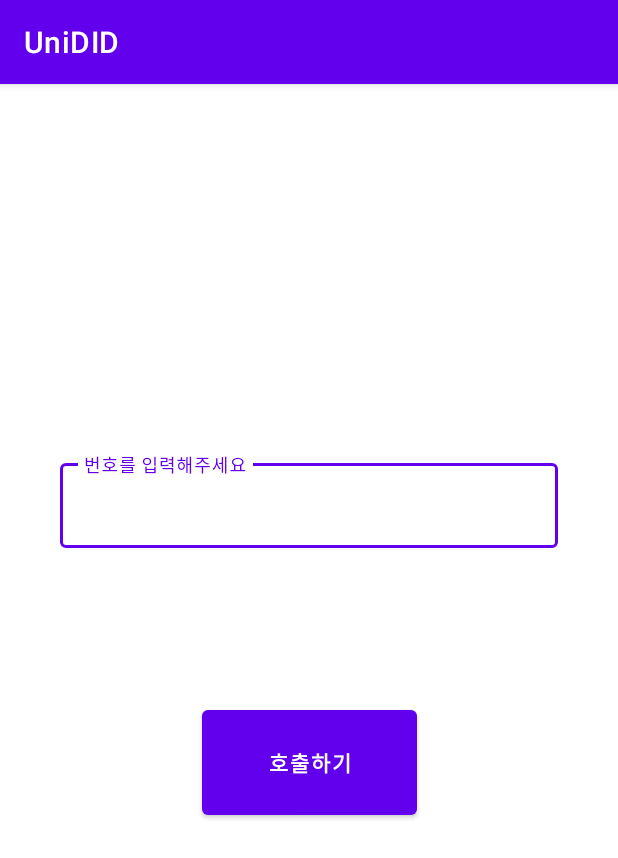
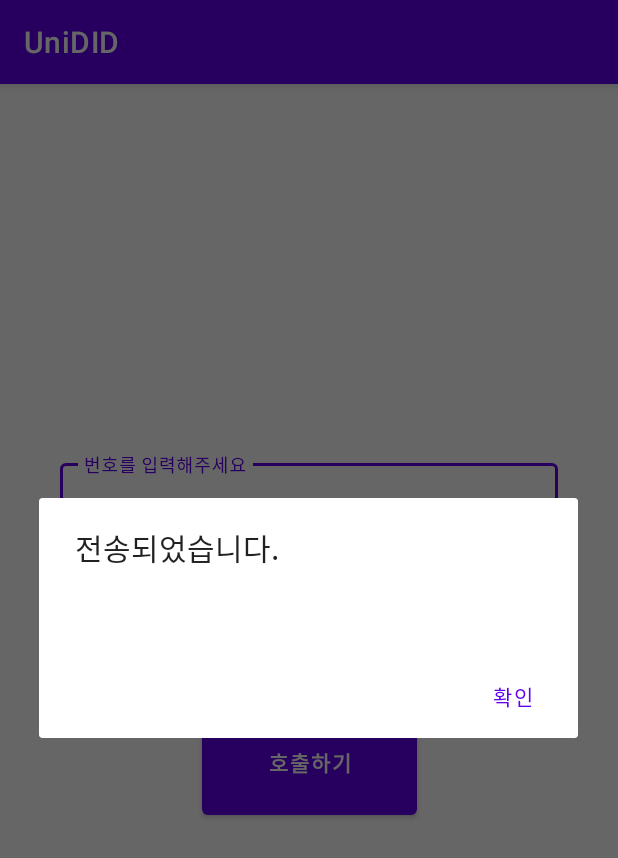
Before and after one commit to union-flowershy/UniDID, an Android app: the CallActivity screen opened directly, with no data from a screen before it, after a tap on "호출하기", on a phone screen of 412 x 824 dp. Shown: the top 858 px of the screen. Run offline under Robolectric (Android 15) with nearby library versions, the phone set to English and light mode, and no system bars.

Commit message:
[OFFICE] - 고객호출 로그인 페이지 2022-10-24 PM 17:49

```diff
--- a/app/src/main/java/com/example/unidid/CallActivity.kt
+++ b/app/src/main/java/com/example/unidid/CallActivity.kt
@@ -1,24 +1,25 @@
 package com.example.unidid
 
 //import android.R
+
 import android.annotation.SuppressLint
+import android.app.AlertDialog
+import android.content.Context
+import android.content.DialogInterface
 import android.os.Bundle
 import android.util.Log
 import android.view.View
+import android.view.View.OnTouchListener
 import android.view.animation.Animation
 import android.view.animation.AnimationUtils
+import android.view.inputmethod.InputMethodManager
 import android.widget.Button
 import android.widget.EditText
 import android.widget.TextView
-import android.widget.Toast
 import androidx.appcompat.app.AppCompatActivity
-import java.io.BufferedReader
-import java.io.DataInputStream
-import java.io.DataOutputStream
-import java.io.InputStreamReader
+import androidx.constraintlayout.widget.ConstraintLayout
 import java.io.PrintWriter
 import java.net.Socket
-import java.util.Scanner
 
 
 class CallActivity: AppCompatActivity() {
@@ -26,7 +27,7 @@ class CallActivity: AppCompatActivity() {
     lateinit var callNum: EditText
     lateinit var sendBtn: Button
     lateinit var textView: TextView
-
+    lateinit var callMain: ConstraintLayout
 
 
     override fun onCreate(savedInstanceState: Bundle?) {
@@ -35,22 +36,45 @@ class CallActivity: AppCompatActivity() {
 
         callNum = findViewById<View>(R.id.call_id) as EditText
         sendBtn = findViewById<View>(R.id.btn_call) as Button
-        textView = findViewById(R.id.textView) as TextView
+        textView = findViewById<View>(R.id.textView) as TextView
+        callMain = findViewById<View>(R.id.all_main) as ConstraintLayout
         val animTransRight: Animation = AnimationUtils.loadAnimation(this, R.anim.aniutils)
-        val mImgView = findViewById(R.id.textView) as TextView
+        val mImgView = findViewById<View>(R.id.textView) as TextView
 
         mImgView.startAnimation(animTransRight)
 
-        sendBtn.setOnClickListener { view ->
+        //텍스트 바깥 레이아웃 클릭시 키보드 사라짐
+        callMain.setOnTouchListener(OnTouchListener { v, event ->
+            hideKeyboard()
+            false
+        })
+
+        sendBtn.setOnClickListener {
             val thread = NetworkThread()
             thread.start()
+            val builder: AlertDialog.Builder = AlertDialog.Builder(this)
+            builder.setTitle("전송되었습니다.")
+                .setMessage(callNum.text.toString())
+                .setPositiveButton("확인", DialogInterface.OnClickListener{dialog, id ->
 
+                })
+            builder.show()
         }
 
         val intent = getIntent()
         val storeName = intent.getStringExtra("storeName")
         val text_name = findViewById<TextView>(R.id.textView)
         text_name.setText(storeName)
+    }
+
+    //텍스트 바깥 레이아웃 클릭시 키보드 사라짐
+    fun hideKeyboard() {
+        val inputManager =
+            this.getSystemService(Context.INPUT_METHOD_SERVICE) as InputMethodManager
+        inputManager.hideSoftInputFromWindow(
+            this.currentFocus!!.windowToken,
+            InputMethodManager.HIDE_NOT_ALWAYS
+        )
     }
 
     inner class NetworkThread: Thread() {
@@ -60,8 +84,8 @@ class CallActivity: AppCompatActivity() {
                 val socket: Socket
 
                 //소켓 서버 접속
-                //socket = Socket("192.168.10.19", 55555)
-                socket = Socket("192.168.1.164", 55555)
+                socket = Socket("192.168.10.19", 55555) // 사무실 IP
+                //socket = Socket("192.168.1.164", 55555) // 집 IP
                 System.out.println("서버 접속 성공")
 
                 // 서버에 보낼 주문번호 전송
@@ -69,14 +93,8 @@ class CallActivity: AppCompatActivity() {
                 val writer: PrintWriter = PrintWriter(output, true )
                     writer.println(callNum.text.toString())
                     Log.e("전송에 성공했습니다 전송 번호는 = ", callNum.text.toString())
-//                val dos = DataOutputStream(output)
-//                val orderNum = callNum.text.toString()
-//                dos.writeUTF(orderNum)
-//                Log.e("전송에 성공했습니다 전송 번호는 = ", orderNum)
+                    callNum.setText(null)
 
-                // 서버에서 보낸 메세지 읽는 Thread
-//                val input = socket.getInputStream()
-//                val dis = DataInputStream(input)
 
                 if(output != null) {
                     Log.e("전송에", "성공했습니다")
--- a/app/src/main/res/layout/activity_main.xml
+++ b/app/src/main/res/layout/activity_main.xml
@@ -4,6 +4,7 @@
     xmlns:tools="http://schemas.android.com/tools"
     android:layout_width="match_parent"
     android:layout_height="match_parent"
+    android:id="@+id/activityMain"
     tools:context=".MainActivity">
 
     <com.google.android.material.textfield.TextInputLayout
--- a/app/src/main/res/layout/call_main.xml
+++ b/app/src/main/res/layout/call_main.xml
@@ -3,7 +3,8 @@
     xmlns:app="http://schemas.android.com/apk/res-auto"
     android:orientation="vertical"
     android:layout_width="match_parent"
-    android:layout_height="match_parent">
+    android:layout_height="match_parent"
+    android:id="@+id/all_main">
 
     <TextView
         android:id="@+id/storeNameTest"
```
Also changed, not shown: app/src/main/java/com/example/unidid/MainActivity.kt (+24 -2 lines).
